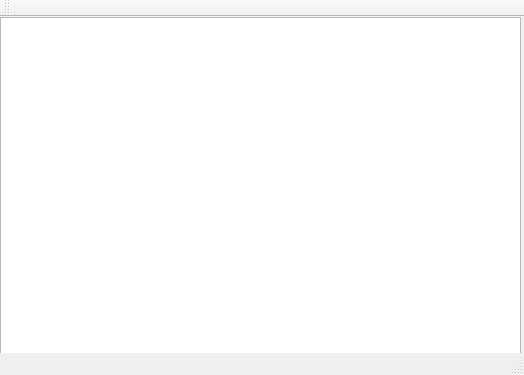
Before: the Qt Designer form mainwindow.ui in shadowgt/ChatClient, drawn with Qt 5.
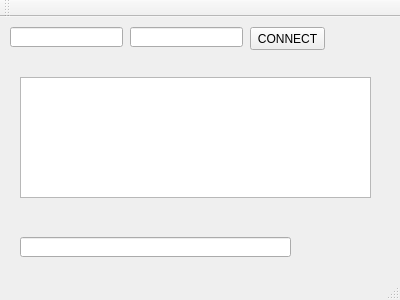
After: the same form once the commit is applied.

```diff
--- a/mainwindow.ui
+++ b/mainwindow.ui
@@ -6,24 +6,67 @@
    <rect>
     <x>0</x>
     <y>0</y>
-    <width>524</width>
-    <height>375</height>
+    <width>400</width>
+    <height>300</height>
    </rect>
   </property>
   <property name="windowTitle">
    <string>MainWindow</string>
   </property>
   <widget class="QWidget" name="centralWidget">
+   <widget class="QLineEdit" name="lineEdit_ip">
+    <property name="geometry">
+     <rect>
+      <x>10</x>
+      <y>10</y>
+      <width>113</width>
+      <height>20</height>
+     </rect>
+    </property>
+   </widget>
+   <widget class="QLineEdit" name="lineEdit_port">
+    <property name="geometry">
+     <rect>
+      <x>130</x>
+      <y>10</y>
+      <width>113</width>
+      <height>20</height>
+     </rect>
+    </property>
+   </widget>
+   <widget class="QLineEdit" name="lineEdit_msg">
+    <property name="geometry">
+     <rect>
+      <x>20</x>
+      <y>220</y>
+      <width>271</width>
+      <height>20</height>
+     </rect>
+    </property>
+   </widget>
    <widget class="QTextEdit" name="textEdit">
     <property name="geometry">
      <rect>
-      <x>0</x>
-      <y>0</y>
-      <width>521</width>
-      <height>351</height>
+      <x>20</x>
+      <y>60</y>
+      <width>351</width>
+      <height>121</height>
      </rect>
     </property>
    </widget>
+   <widget class="QPushButton" name="pushButton_connect">
+    <property name="geometry">
+     <rect>
+      <x>250</x>
+      <y>10</y>
+      <width>75</width>
+      <height>23</height>
+     </rect>
+    </property>
+    <property name="text">
+     <string>CONNECT</string>
+    </property>
+   </widget>
   </widget>
   <widget class="QMenuBar" name="menuBar">
    <property name="geometry">
```
Left out of the diff: 2 changed lines with no effect on the pictures.
